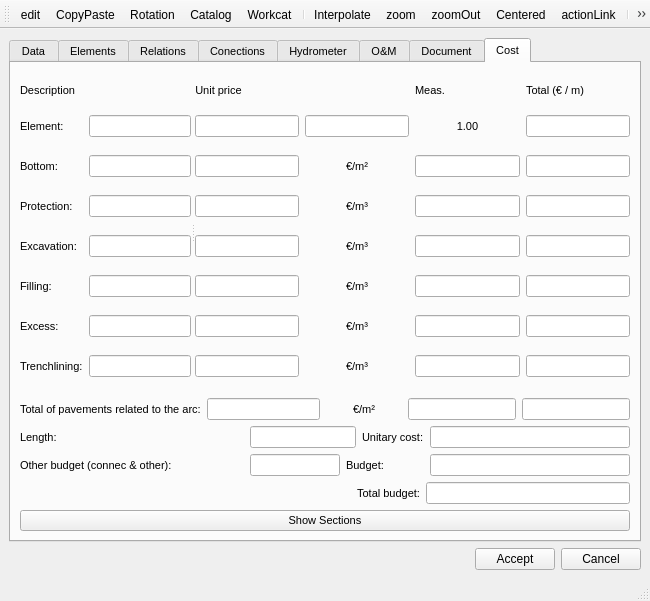
Qt form ui/api_cf.ui (Giswater/giswater_qgis_plugin) before a commit.
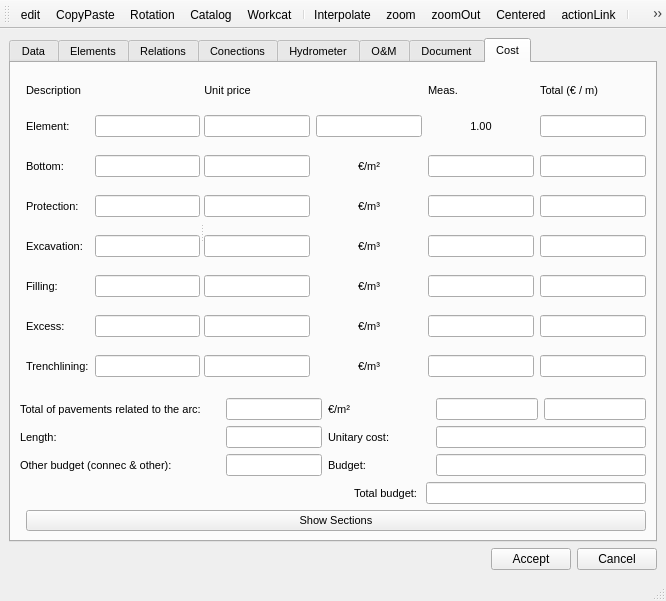
The same form after that commit. The open tabs and pages were chosen to show the change. Icons and pictures are not drawn.

Commit message: UI - update cost tab

```diff
--- a/ui/api_cf.ui
+++ b/ui/api_cf.ui
@@ -6,7 +6,7 @@
    <rect>
     <x>0</x>
     <y>0</y>
-    <width>650</width>
+    <width>659</width>
     <height>601</height>
    </rect>
   </property>
@@ -473,8 +473,357 @@
        <attribute name="title">
         <string>Cost</string>
        </attribute>
-       <layout class="QGridLayout" name="gridLayout_10">
-        <item row="0" column="0">
+       <layout class="QGridLayout" name="gridLayout_11">
+        <item row="3" column="1">
+         <widget class="QPushButton" name="btn_open_section">
+          <property name="text">
+           <string>Show Sections</string>
+          </property>
+         </widget>
+        </item>
+        <item row="1" column="0" colspan="2">
+         <layout class="QHBoxLayout" name="horizontalLayout_7">
+          <item>
+           <layout class="QGridLayout" name="gridLayout_8">
+            <item row="0" column="0">
+             <widget class="QLabel" name="label_cost_total_pavement_2">
+              <property name="minimumSize">
+               <size>
+                <width>200</width>
+                <height>0</height>
+               </size>
+              </property>
+              <property name="font">
+               <font>
+                <pointsize>8</pointsize>
+                <italic>false</italic>
+               </font>
+              </property>
+              <property name="frameShape">
+               <enum>QFrame::NoFrame</enum>
+              </property>
+              <property name="frameShadow">
+               <enum>QFrame::Plain</enum>
+              </property>
+              <property name="text">
+               <string>Total of pavements related to the arc:</string>
+              </property>
+              <property name="textFormat">
+               <enum>Qt::AutoText</enum>
+              </property>
+              <property name="scaledContents">
+               <bool>false</bool>
+              </property>
+              <property name="alignment">
+               <set>Qt::AlignLeading|Qt::AlignLeft|Qt::AlignVCenter</set>
+              </property>
+              <property name="wordWrap">
+               <bool>true</bool>
+              </property>
+              <property name="margin">
+               <number>3</number>
+              </property>
+             </widget>
+            </item>
+            <item row="0" column="1">
+             <widget class="QLineEdit" name="m2pavement_cost_2">
+              <property name="minimumSize">
+               <size>
+                <width>85</width>
+                <height>0</height>
+               </size>
+              </property>
+              <property name="alignment">
+               <set>Qt::AlignCenter</set>
+              </property>
+             </widget>
+            </item>
+            <item row="1" column="0">
+             <widget class="QLabel" name="label_cost_length_2">
+              <property name="minimumSize">
+               <size>
+                <width>200</width>
+                <height>0</height>
+               </size>
+              </property>
+              <property name="font">
+               <font>
+                <pointsize>8</pointsize>
+                <weight>50</weight>
+                <italic>false</italic>
+                <bold>false</bold>
+               </font>
+              </property>
+              <property name="frameShape">
+               <enum>QFrame::NoFrame</enum>
+              </property>
+              <property name="frameShadow">
+               <enum>QFrame::Plain</enum>
+              </property>
+              <property name="text">
+               <string>Length:</string>
+              </property>
+              <property name="textFormat">
+               <enum>Qt::AutoText</enum>
+              </property>
+              <property name="scaledContents">
+               <bool>false</bool>
+              </property>
+              <property name="alignment">
+               <set>Qt::AlignLeading|Qt::AlignLeft|Qt::AlignVCenter</set>
+              </property>
+              <property name="margin">
+               <number>3</number>
+              </property>
+             </widget>
+            </item>
+            <item row="1" column="1">
+             <widget class="QLineEdit" name="length_2">
+              <property name="minimumSize">
+               <size>
+                <width>85</width>
+                <height>0</height>
+               </size>
+              </property>
+              <property name="alignment">
+               <set>Qt::AlignCenter</set>
+              </property>
+             </widget>
+            </item>
+            <item row="2" column="0">
+             <widget class="QLabel" name="label_cost_other_budget_2">
+              <property name="minimumSize">
+               <size>
+                <width>200</width>
+                <height>0</height>
+               </size>
+              </property>
+              <property name="font">
+               <font>
+                <pointsize>8</pointsize>
+                <weight>50</weight>
+                <italic>false</italic>
+                <bold>false</bold>
+               </font>
+              </property>
+              <property name="frameShape">
+               <enum>QFrame::NoFrame</enum>
+              </property>
+              <property name="frameShadow">
+               <enum>QFrame::Plain</enum>
+              </property>
+              <property name="text">
+               <string>Other budget (connec &amp; other):</string>
+              </property>
+              <property name="textFormat">
+               <enum>Qt::AutoText</enum>
+              </property>
+              <property name="scaledContents">
+               <bool>false</bool>
+              </property>
+              <property name="alignment">
+               <set>Qt::AlignLeading|Qt::AlignLeft|Qt::AlignVCenter</set>
+              </property>
+              <property name="margin">
+               <number>3</number>
+              </property>
+             </widget>
+            </item>
+            <item row="2" column="1">
+             <widget class="QLineEdit" name="other_budget_2">
+              <property name="minimumSize">
+               <size>
+                <width>85</width>
+                <height>0</height>
+               </size>
+              </property>
+              <property name="text">
+               <string/>
+              </property>
+              <property name="alignment">
+               <set>Qt::AlignCenter</set>
+              </property>
+             </widget>
+            </item>
+           </layout>
+          </item>
+          <item>
+           <layout class="QGridLayout" name="gridLayout_9">
+            <item row="1" column="1" colspan="2">
+             <widget class="QLineEdit" name="cost_2">
+              <property name="minimumSize">
+               <size>
+                <width>200</width>
+                <height>0</height>
+               </size>
+              </property>
+              <property name="alignment">
+               <set>Qt::AlignCenter</set>
+              </property>
+             </widget>
+            </item>
+            <item row="2" column="0">
+             <widget class="QLabel" name="label_cost_budget_2">
+              <property name="minimumSize">
+               <size>
+                <width>102</width>
+                <height>0</height>
+               </size>
+              </property>
+              <property name="font">
+               <font>
+                <pointsize>8</pointsize>
+                <weight>50</weight>
+                <italic>false</italic>
+                <bold>false</bold>
+               </font>
+              </property>
+              <property name="frameShape">
+               <enum>QFrame::NoFrame</enum>
+              </property>
+              <property name="frameShadow">
+               <enum>QFrame::Plain</enum>
+              </property>
+              <property name="text">
+               <string>Budget:</string>
+              </property>
+              <property name="textFormat">
+               <enum>Qt::AutoText</enum>
+              </property>
+              <property name="scaledContents">
+               <bool>false</bool>
+              </property>
+              <property name="alignment">
+               <set>Qt::AlignLeading|Qt::AlignLeft|Qt::AlignVCenter</set>
+              </property>
+              <property name="margin">
+               <number>3</number>
+              </property>
+             </widget>
+            </item>
+            <item row="2" column="1" colspan="2">
+             <widget class="QLineEdit" name="budget_2">
+              <property name="minimumSize">
+               <size>
+                <width>200</width>
+                <height>0</height>
+               </size>
+              </property>
+              <property name="alignment">
+               <set>Qt::AlignCenter</set>
+              </property>
+             </widget>
+            </item>
+            <item row="0" column="0">
+             <widget class="QLabel" name="label_cost_euro_8">
+              <property name="minimumSize">
+               <size>
+                <width>102</width>
+                <height>0</height>
+               </size>
+              </property>
+              <property name="font">
+               <font>
+                <pointsize>8</pointsize>
+                <italic>false</italic>
+               </font>
+              </property>
+              <property name="frameShape">
+               <enum>QFrame::NoFrame</enum>
+              </property>
+              <property name="frameShadow">
+               <enum>QFrame::Plain</enum>
+              </property>
+              <property name="text">
+               <string>€/m²</string>
+              </property>
+              <property name="textFormat">
+               <enum>Qt::AutoText</enum>
+              </property>
+              <property name="scaledContents">
+               <bool>false</bool>
+              </property>
+              <property name="alignment">
+               <set>Qt::AlignLeading|Qt::AlignLeft|Qt::AlignVCenter</set>
+              </property>
+              <property name="margin">
+               <number>3</number>
+              </property>
+             </widget>
+            </item>
+            <item row="0" column="2">
+             <widget class="QLineEdit" name="pav_cost_2">
+              <property name="minimumSize">
+               <size>
+                <width>102</width>
+                <height>0</height>
+               </size>
+              </property>
+              <property name="alignment">
+               <set>Qt::AlignCenter</set>
+              </property>
+             </widget>
+            </item>
+            <item row="1" column="0">
+             <widget class="QLabel" name="label_cost_unitary_cost_2">
+              <property name="minimumSize">
+               <size>
+                <width>102</width>
+                <height>0</height>
+               </size>
+              </property>
+              <property name="font">
+               <font>
+                <pointsize>8</pointsize>
+                <weight>50</weight>
+                <italic>false</italic>
+                <bold>false</bold>
+               </font>
+              </property>
+              <property name="frameShape">
+               <enum>QFrame::NoFrame</enum>
+              </property>
+              <property name="frameShadow">
+               <enum>QFrame::Plain</enum>
+              </property>
+              <property name="text">
+               <string>Unitary cost:</string>
+              </property>
+              <property name="textFormat">
+               <enum>Qt::AutoText</enum>
+              </property>
+              <property name="scaledContents">
+               <bool>false</bool>
+              </property>
+              <property name="alignment">
+               <set>Qt::AlignLeading|Qt::AlignLeft|Qt::AlignVCenter</set>
+              </property>
+              <property name="margin">
+               <number>3</number>
+              </property>
+             </widget>
+            </item>
+            <item row="0" column="1">
+             <widget class="QLineEdit" name="m2mlpavement_2">
+              <property name="minimumSize">
+               <size>
+                <width>102</width>
+                <height>0</height>
+               </size>
+              </property>
+              <property name="text">
+               <string/>
+              </property>
+              <property name="alignment">
+               <set>Qt::AlignCenter</set>
+              </property>
+             </widget>
+            </item>
+           </layout>
+          </item>
+         </layout>
+        </item>
+        <item row="0" column="1">
          <widget class="QSplitter" name="splitter">
           <property name="orientation">
            <enum>Qt::Horizontal</enum>
@@ -1315,353 +1664,21 @@
           </widget>
          </widget>
         </item>
-        <item row="1" column="0">
-         <layout class="QHBoxLayout" name="horizontalLayout_16">
-          <item>
-           <layout class="QHBoxLayout" name="horizontalLayout_17">
-            <item>
-             <widget class="QLabel" name="label_cost_total_pavement_2">
-              <property name="font">
-               <font>
-                <pointsize>8</pointsize>
-                <italic>false</italic>
-               </font>
-              </property>
-              <property name="frameShape">
-               <enum>QFrame::NoFrame</enum>
-              </property>
-              <property name="frameShadow">
-               <enum>QFrame::Plain</enum>
-              </property>
-              <property name="text">
-               <string>Total of pavements related to the arc:</string>
-              </property>
-              <property name="textFormat">
-               <enum>Qt::AutoText</enum>
-              </property>
-              <property name="scaledContents">
-               <bool>false</bool>
-              </property>
-              <property name="alignment">
-               <set>Qt::AlignLeading|Qt::AlignLeft|Qt::AlignVCenter</set>
-              </property>
-              <property name="margin">
-               <number>3</number>
-              </property>
-             </widget>
-            </item>
-            <item>
-             <widget class="QLineEdit" name="m2pavement_cost_2">
-              <property name="minimumSize">
-               <size>
-                <width>85</width>
-                <height>0</height>
-               </size>
-              </property>
-              <property name="alignment">
-               <set>Qt::AlignCenter</set>
-              </property>
-             </widget>
-            </item>
-           </layout>
-          </item>
-          <item>
-           <layout class="QGridLayout" name="gridLayout_9">
-            <item row="0" column="0">
-             <widget class="QLabel" name="label_cost_euro_8">
-              <property name="minimumSize">
-               <size>
-                <width>76</width>
-                <height>0</height>
-               </size>
-              </property>
-              <property name="font">
-               <font>
-                <pointsize>8</pointsize>
-                <italic>false</italic>
-               </font>
-              </property>
-              <property name="frameShape">
-               <enum>QFrame::NoFrame</enum>
-              </property>
-              <property name="frameShadow">
-               <enum>QFrame::Plain</enum>
-              </property>
-              <property name="text">
-               <string>€/m²</string>
-              </property>
-              <property name="textFormat">
-               <enum>Qt::AutoText</enum>
-              </property>
-              <property name="scaledContents">
-               <bool>false</bool>
-              </property>
-              <property name="alignment">
-               <set>Qt::AlignCenter</set>
-              </property>
-              <property name="margin">
-               <number>3</number>
-              </property>
-             </widget>
-            </item>
-            <item row="0" column="2">
-             <widget class="QLineEdit" name="pav_cost_2">
-              <property name="minimumSize">
-               <size>
-                <width>85</width>
-                <height>0</height>
-               </size>
-              </property>
-              <property name="alignment">
-               <set>Qt::AlignCenter</set>
-              </property>
-             </widget>
-            </item>
-            <item row="0" column="1">
-             <widget class="QLineEdit" name="m2mlpavement_2">
-              <property name="minimumSize">
-               <size>
-                <width>85</width>
-                <height>0</height>
-               </size>
-              </property>
-              <property name="text">
-               <string/>
-              </property>
-              <property name="alignment">
-               <set>Qt::AlignCenter</set>
-              </property>
-             </widget>
-            </item>
-           </layout>
-          </item>
-         </layout>
-        </item>
-        <item row="2" column="0">
-         <layout class="QHBoxLayout" name="horizontalLayout_18">
-          <item>
-           <layout class="QHBoxLayout" name="horizontalLayout_19">
-            <item>
-             <widget class="QLabel" name="label_cost_length_2">
-              <property name="minimumSize">
-               <size>
-                <width>224</width>
-                <height>0</height>
-               </size>
-              </property>
-              <property name="font">
-               <font>
-                <pointsize>8</pointsize>
-                <weight>50</weight>
-                <italic>false</italic>
-                <bold>false</bold>
-               </font>
-              </property>
-              <property name="frameShape">
-               <enum>QFrame::NoFrame</enum>
-              </property>
-              <property name="frameShadow">
-               <enum>QFrame::Plain</enum>
-              </property>
-              <property name="text">
-               <string>Length:</string>
-              </property>
-              <property name="textFormat">
-               <enum>Qt::AutoText</enum>
-              </property>
-              <property name="scaledContents">
-               <bool>false</bool>
-              </property>
-              <property name="alignment">
-               <set>Qt::AlignLeading|Qt::AlignLeft|Qt::AlignVCenter</set>
-              </property>
-              <property name="margin">
-               <number>3</number>
-              </property>
-             </widget>
-            </item>
-            <item>
-             <widget class="QLineEdit" name="length_2">
-              <property name="minimumSize">
-               <size>
-                <width>80</width>
-                <height>0</height>
-               </size>
-              </property>
-              <property name="alignment">
-               <set>Qt::AlignCenter</set>
-              </property>
-             </widget>
-            </item>
-           </layout>
-          </item>
-          <item>
-           <layout class="QHBoxLayout" name="horizontalLayout_20">
-            <item>
-             <widget class="QLabel" name="label_cost_unitary_cost_2">
-              <property name="font">
-               <font>
-                <pointsize>8</pointsize>
-                <weight>50</weight>
-                <italic>false</italic>
-                <bold>false</bold>
-               </font>
-              </property>
-              <property name="frameShape">
-               <enum>QFrame::NoFrame</enum>
-              </property>
-              <property name="frameShadow">
-               <enum>QFrame::Plain</enum>
-              </property>
-              <property name="text">
-               <string>Unitary cost:</string>
-              </property>
-              <property name="textFormat">
-               <enum>Qt::AutoText</enum>
-              </property>
-              <property name="scaledContents">
-               <bool>false</bool>
-              </property>
-              <property name="alignment">
-               <set>Qt::AlignLeading|Qt::AlignLeft|Qt::AlignVCenter</set>
-              </property>
-              <property name="margin">
-               <number>3</number>
-              </property>
-             </widget>
-            </item>
-            <item>
-             <widget class="QLineEdit" name="cost_2">
-              <property name="minimumSize">
-               <size>
-                <width>200</width>
-                <height>0</height>
-               </size>
-              </property>
-              <property name="alignment">
-               <set>Qt::AlignCenter</set>
-              </property>
-             </widget>
-            </item>
-           </layout>
-          </item>
-         </layout>
-        </item>
-        <item row="3" column="0">
-         <layout class="QHBoxLayout" name="horizontalLayout_21">
-          <item>
-           <layout class="QHBoxLayout" name="horizontalLayout_22">
-            <item>
-             <widget class="QLabel" name="label_cost_other_budget_2">
-              <property name="minimumSize">
-               <size>
-                <width>224</width>
-                <height>0</height>
-               </size>
-              </property>
-              <property name="font">
-               <font>
-                <pointsize>8</pointsize>
-                <weight>50</weight>
-                <italic>false</italic>
-                <bold>false</bold>
-               </font>
-              </property>
-              <property name="frameShape">
-               <enum>QFrame::NoFrame</enum>
-              </property>
-              <property name="frameShadow">
-               <enum>QFrame::Plain</enum>
-              </property>
-              <property name="text">
-               <string>Other budget (connec &amp; other):</string>
-              </property>
-              <property name="textFormat">
-               <enum>Qt::AutoText</enum>
-              </property>
-              <property name="scaledContents">
-               <bool>false</bool>
-              </property>
-              <property name="alignment">
-               <set>Qt::AlignLeading|Qt::AlignLeft|Qt::AlignVCenter</set>
-              </property>
-              <property name="margin">
-               <number>3</number>
-              </property>
-             </widget>
-            </item>
-            <item>
-             <widget class="QLineEdit" name="other_budget_2">
-              <property name="text">
-               <string/>
-              </property>
-              <property name="alignment">
-               <set>Qt::AlignCenter</set>
-              </property>
-             </widget>
-            </item>
-           </layout>
-          </item>
-          <item>
-           <layout class="QHBoxLayout" name="horizontalLayout_23">
-            <item>
-             <widget class="QLabel" name="label_cost_budget_2">
-              <property name="minimumSize">
-               <size>
-                <width>78</width>
-                <height>0</height>
-               </size>
-              </property>
-              <property name="font">
-               <font>
-                <pointsize>8</pointsize>
-                <weight>50</weight>
-                <italic>false</italic>
-                <bold>false</bold>
-               </font>
-              </property>
-              <property name="frameShape">
-               <enum>QFrame::NoFrame</enum>
-              </property>
-              <property name="frameShadow">
-               <enum>QFrame::Plain</enum>
-              </property>
-              <property name="text">
-               <string>Budget:</string>
-              </property>
-              <property name="textFormat">
-               <enum>Qt::AutoText</enum>
-              </property>
-              <property name="scaledContents">
-               <bool>false</bool>
-              </property>
-              <property name="alignment">
-               <set>Qt::AlignLeading|Qt::AlignLeft|Qt::AlignVCenter</set>
-              </property>
-              <property name="margin">
-               <number>3</number>
-              </property>
-             </widget>
-            </item>
-            <item>
-             <widget class="QLineEdit" name="budget_2">
-              <property name="minimumSize">
-               <size>
-                <width>200</width>
-                <height>0</height>
-               </size>
-              </property>
-              <property name="alignment">
-               <set>Qt::AlignCenter</set>
-              </property>
-             </widget>
-            </item>
-           </layout>
-          </item>
-         </layout>
-        </item>
-        <item row="4" column="0">
+        <item row="2" column="0" colspan="2">
          <layout class="QHBoxLayout" name="horizontalLayout_24">
+          <item>
+           <spacer name="horizontalSpacer_4">
+            <property name="orientation">
+             <enum>Qt::Horizontal</enum>
+            </property>
+            <property name="sizeHint" stdset="0">
+             <size>
+              <width>40</width>
+              <height>20</height>
+             </size>
+            </property>
+           </spacer>
+          </item>
           <item>
            <widget class="QLabel" name="label_cost_total_budget_2">
             <property name="minimumSize">
@@ -1685,7 +1702,7 @@
              <enum>QFrame::Plain</enum>
             </property>
             <property name="text">
-             <string>Total budget:</string>
+             <string>Total budget: </string>
             </property>
             <property name="textFormat">
              <enum>Qt::AutoText</enum>
@@ -1705,7 +1722,7 @@
            <widget class="QLineEdit" name="total_budget_2">
             <property name="minimumSize">
              <size>
-              <width>200</width>
+              <width>220</width>
               <height>0</height>
              </size>
             </property>
@@ -1716,13 +1733,6 @@
           </item>
          </layout>
         </item>
-        <item row="5" column="0">
-         <widget class="QPushButton" name="btn_open_section">
-          <property name="text">
-           <string>Show Sections</string>
-          </property>
-         </widget>
-        </item>
        </layout>
       </widget>
      </widget>
```
Left out of the diff: 8 changed lines with no effect on the pictures.
